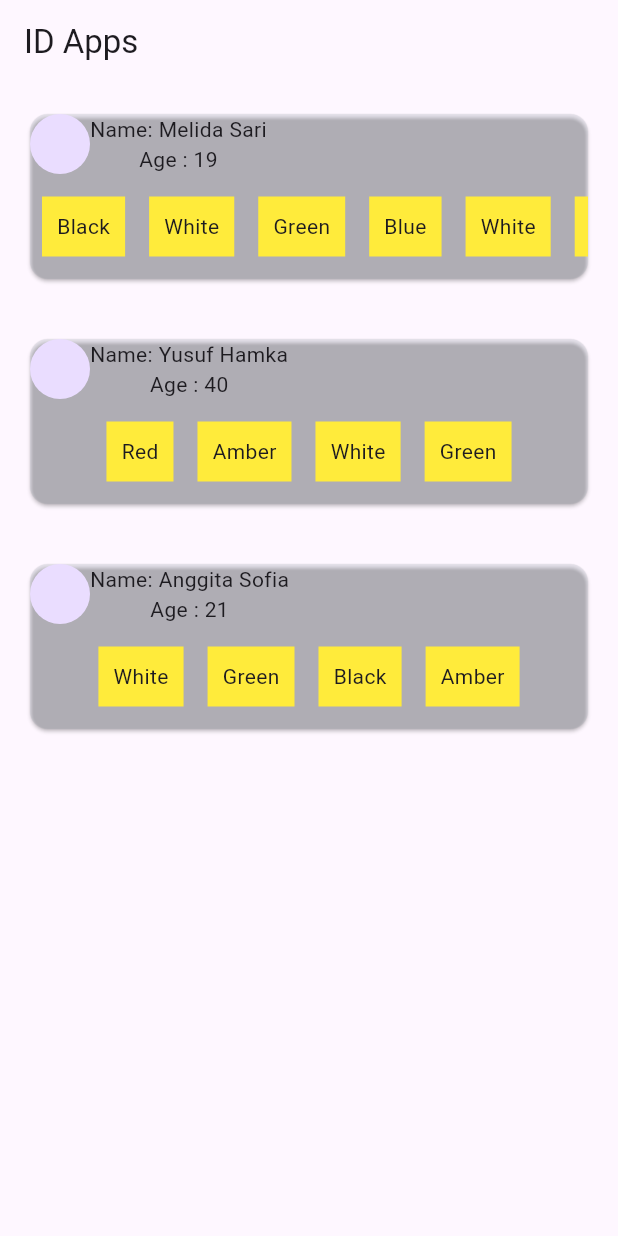
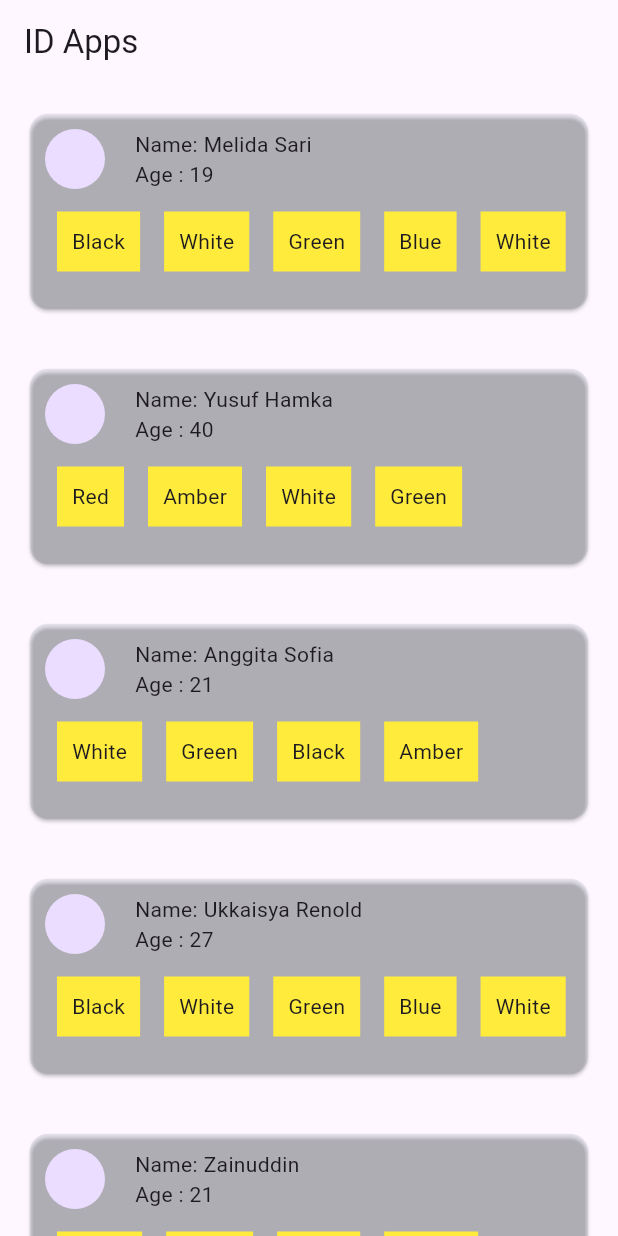
Before and after one commit to Melidasari/Pemograman_Flutter, a Flutter app: the screen it shows after launch, on a phone screen of 412 x 824 dp. Run offline on Flutter 3.47's test engine with Material 3 defaults, Android fonts, the phone set to English and light mode, and no system bars; our stand-ins replace faker.

Commit message:
Update FLUTTER 12 Mapping List

```diff
--- a/mapping_list/lib/main.dart
+++ b/mapping_list/lib/main.dart
@@ -21,6 +21,16 @@ class MyApp extends StatelessWidget {
       "Age": 21,
       "favcolor": ["White", "Green", "Black", "Amber"]
     },
+    {
+      "Name": "Ukkaisya Renold",
+      "Age": 27,
+      "favcolor": ["Black", "White", "Green", "Blue", "White", "Green"],
+    },
+    {
+      "Name": "Zainuddin",
+      "Age": 21,
+      "favcolor": ["White", "Green", "Black", "Amber"]
+    },
   ];
   @override
   Widget build(BuildContext context) {
@@ -38,13 +48,20 @@ class MyApp extends StatelessWidget {
             return Card(
               margin: EdgeInsets.all(20),
               color: Colors.blueGrey.withOpacity(0.1),
+              child: Container(
+                margin: EdgeInsets.all(10),
                 child: Column(
+                  crossAxisAlignment: CrossAxisAlignment.start,
                   children: [
                     //row
                     Row(
                       children: [
                         CircleAvatar(),
+                        SizedBox(
+                          width: 20,
+                        ),
                         Column(
+                          crossAxisAlignment: CrossAxisAlignment.start,
                           children: [
                             Text("Name: ${data['Name']}"),
                             Text("Age : ${data['Age']}"),
@@ -56,6 +73,7 @@ class MyApp extends StatelessWidget {
                     SingleChildScrollView(
                       scrollDirection: Axis.horizontal,
                       child: Row(
+                        mainAxisAlignment: MainAxisAlignment.start,
                         children: myfavcolor.map((Color) {
                           return Container(
                             color: Colors.yellow,
@@ -71,6 +89,7 @@ class MyApp extends StatelessWidget {
                     ),
                   ],
                 ),
+              ),
             );
           }).toList(),
         ),
```
Lines whose indentation alone changed are shown as unchanged.
